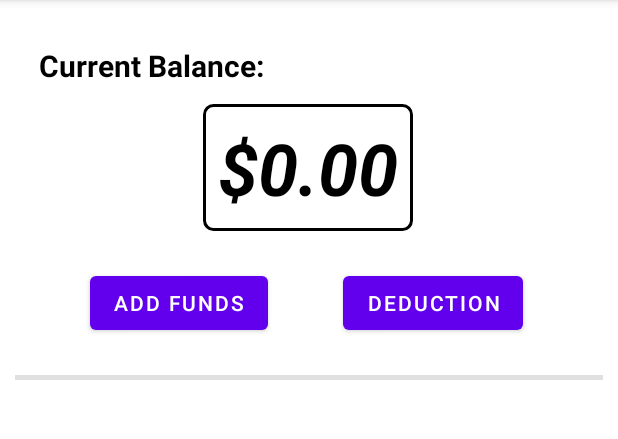
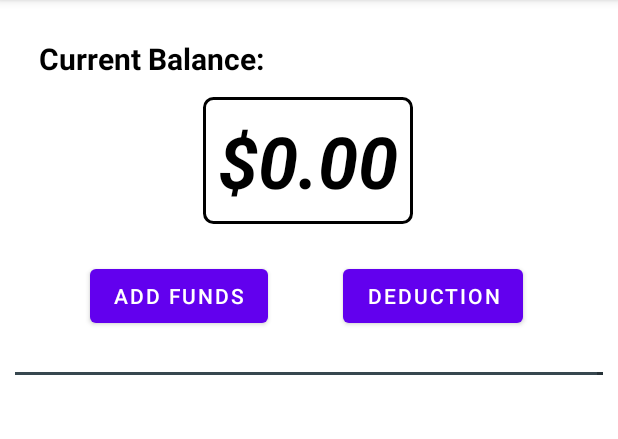
Before and after one commit to raymondj-pace/CS639-Final, an Android app: the MainFragment screen opened directly, with no data from a screen before it, on a phone screen of 412 x 824 dp, the part 84-523 px from its top. Run offline under Robolectric (Android 15) with nearby library versions, the phone set to English and light mode, and no system bars; our stand-ins replace Firebase (no records; nobody signed in at launch, a user with empty details on screens opened directly), navigation-ui; libraries missing offline, so code that uses them is left out: com.zerobranch.layout.

Commit message:
Cleaned up UI padding and colors

```diff
--- a/app/src/main/java/com/example/myapplication/MainFragment.java
+++ b/app/src/main/java/com/example/myapplication/MainFragment.java
@@ -53,6 +53,10 @@ public class MainFragment extends Fragment {
         View view = binding.getRoot();
 
         simpleList = view.findViewById(R.id.simpleListView);
+
+        simpleList.addHeaderView(new View(this.mContext), null, true);
+        simpleList.addFooterView(new View(this.mContext), null, true);
+
         transactions = new ArrayList<>();
 
         return view;
--- a/app/src/main/res/layout/fragment_main.xml
+++ b/app/src/main/res/layout/fragment_main.xml
@@ -5,7 +5,7 @@
     android:layout_width="match_parent"
     android:layout_height="match_parent"
     android:paddingHorizontal="10dp"
-    android:paddingVertical="10dp"
+    android:paddingVertical="5dp"
     android:visibility="visible"
     tools:context=".MainFragment"
     tools:visibility="visible">
@@ -61,33 +61,22 @@
         app:layout_constraintStart_toEndOf="@+id/button2"
         app:layout_constraintTop_toBottomOf="@+id/textView3" />
 
-    <View
-        android:id="@+id/divider"
-        android:layout_width="409dp"
-        android:layout_height="3dp"
-        android:layout_marginTop="24dp"
-        android:background="?android:attr/listDivider"
-        app:layout_constraintEnd_toEndOf="parent"
-        app:layout_constraintHorizontal_bias="0.888"
-        app:layout_constraintStart_toStartOf="parent"
-        app:layout_constraintTop_toBottomOf="@+id/button2" />
-
     <ListView
         android:id="@+id/simpleListView"
         android:layout_width="fill_parent"
         android:layout_height="wrap_content"
-        android:layout_below="@+id/divider"
         android:layout_alignParentEnd="true"
-        android:layout_marginTop="4dp"
-        android:layout_marginEnd="10dp"
+        android:layout_marginTop="20dp"
         android:divider="@color/material_blue_grey_800"
-        android:dividerHeight="1dp"
+        android:dividerHeight="2dp"
+        android:footerDividersEnabled="true"
+        android:headerDividersEnabled="true"
+        app:layout_constrainedHeight="true"
         app:layout_constraintBottom_toBottomOf="parent"
-        app:layout_constraintEnd_toEndOf="parent"
-        app:layout_constraintHorizontal_bias="0.684"
         app:layout_constraintStart_toStartOf="parent"
-        app:layout_constraintTop_toBottomOf="@+id/divider"
-        app:layout_constrainedHeight="true"
+        app:layout_constraintTop_toBottomOf="@+id/button3"
         app:layout_constraintVertical_bias="0.013" />
 
+
+
 </androidx.constraintlayout.widget.ConstraintLayout>
--- a/app/src/main/res/values/colors.xml
+++ b/app/src/main/res/values/colors.xml
@@ -16,4 +16,6 @@
     <color name="swipe_left_icon">#FF5722</color>
     <color name="light_red">#EEEEEE</color>
     <color name="warning_red">#FF0000</color>
+    <color name="dollar_green">#2DB83D</color>
+    <color name="dollar_red">#EE4B2B</color>
 </resources>
```
Also changed, not shown: app/src/main/java/com/example/myapplication/ListViewAdapter.java (+5 -3 lines), app/src/main/res/layout/activity_listview.xml (+44 -15 lines).
